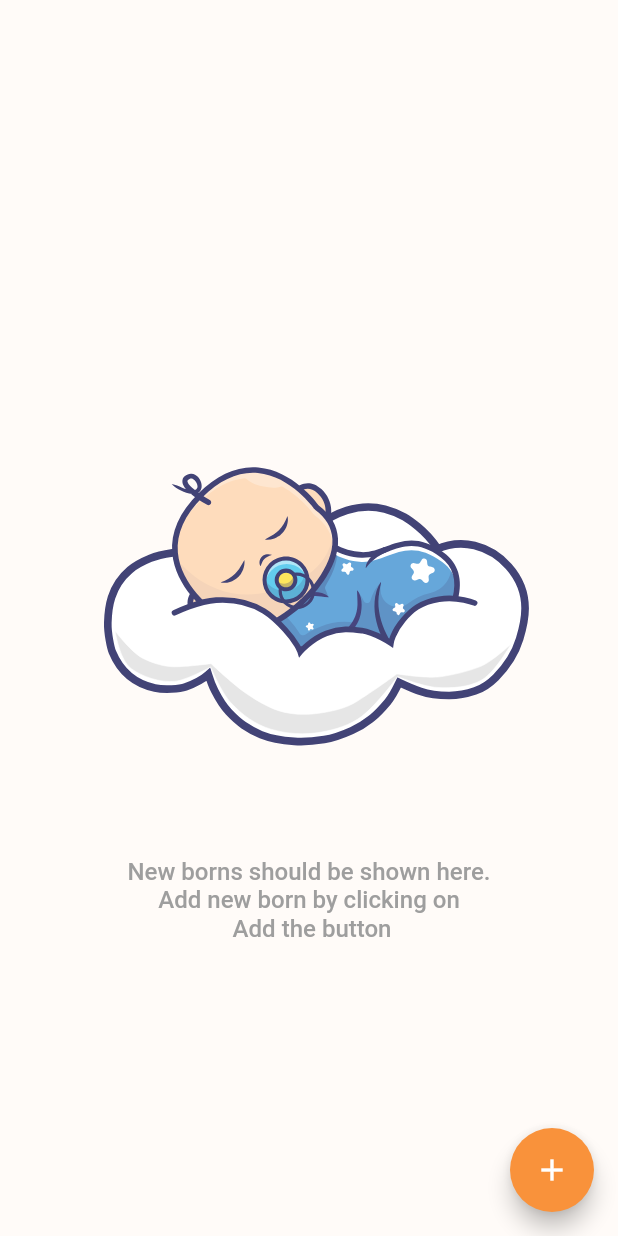
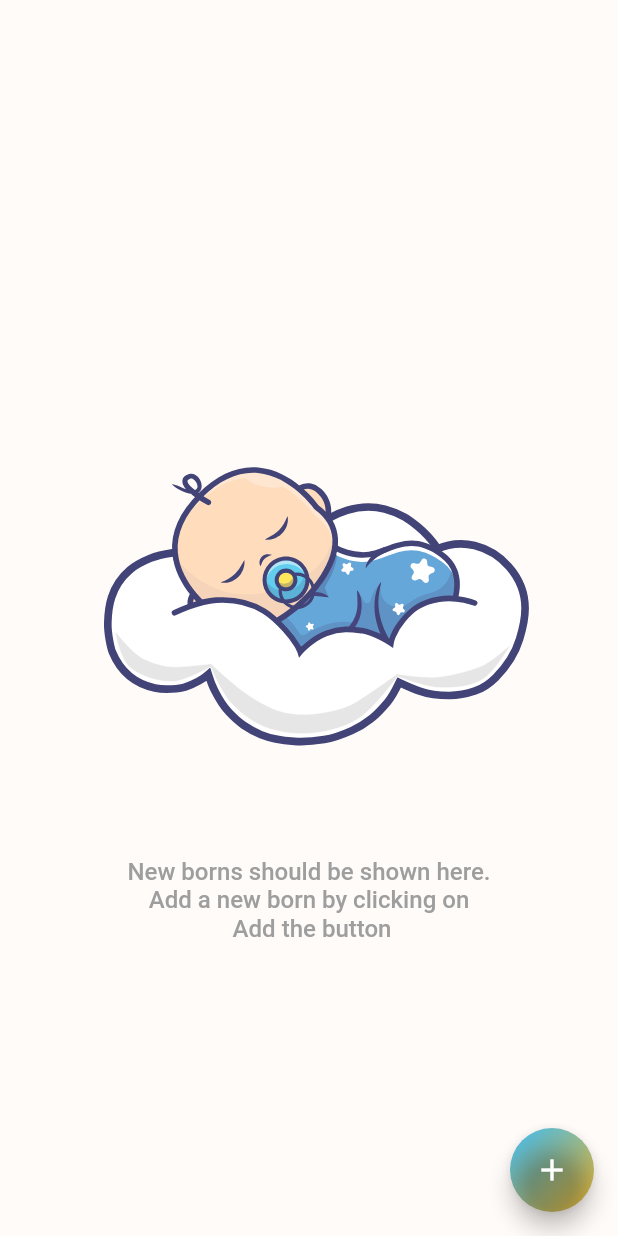
Before and after one commit to daveedson/test_application, a Flutter app: the HomeScreen screen opened by its route, on a phone screen of 412 x 824 dp. Run offline on Flutter 3.47's test engine with Material 2 defaults, Android fonts, the phone set to English and light mode, and no system bars; our stand-ins replace flutter_screenutil, get, lottie, shared_preferences, simple_animations, supercharged; accounts and stored records are empty.

Commit message:
created home view model and some implentation

```diff
--- a/lib/main.dart
+++ b/lib/main.dart
@@ -38,7 +38,7 @@ class MyApp extends StatelessWidget {
 
           primarySwatch: Colors.blue,
         ),
-        initialRoute: HomeScreen.routeName,
+        initialRoute: SplashScreen.routeName,
         getPages: AppRouter.routes,
 
       ),
--- /dev/null
+++ b/lib/model/create_new_born_model.dart
@@ -0,0 +1,20 @@
+class CreateNewBornModel{
+
+final String name;
+final String gestation;
+final String gender;
+
+  CreateNewBornModel({required this.name, required this.gestation, required this.gender});
+
+  Map<String, dynamic> toJson() {
+   return  {
+        "type": "newborns",
+        "attributes": {
+            "name": name,
+            "gestation": gestation,
+            "gender": gender
+        }
+
+  };
+}
+}
--- a/lib/view/home_view.dart
+++ b/lib/view/home_view.dart
@@ -2,8 +2,10 @@
 
 import 'package:flutter/material.dart';
 import 'package:flutter_screenutil/flutter_screenutil.dart';
+import 'package:get/get.dart';
 import 'package:lottie/lottie.dart';
 import 'package:test_app/utils/Ui_helper.dart';
+import 'package:test_app/view_model/home_view_model.dart';
 
 import '../animations/bottom_up_animations.dart';
 import '../animations/slide_left_animation.dart';
@@ -21,14 +23,30 @@ class _HomeScreenState extends State<HomeScreen> {
   Widget build(BuildContext context) {
     return Scaffold(
       backgroundColor: Color(0xFFFFFBF8),
-      floatingActionButton: FloatingActionButton(
+      floatingActionButton: Container(
+        decoration: BoxDecoration(
+       gradient: LinearGradient(
+          begin: Alignment.topLeft,
+          end: Alignment.bottomRight,
+        colors: [
+        Colors.lightBlueAccent,
+        Colors.yellow.shade700,
+        ],
+    ),
+    shape: BoxShape.circle,
+        ),
+        child: FloatingActionButton(
             onPressed: () => showActionButtomSheet(context),
             child: Icon(
               Icons.add,
               color: Colors.white,
             ),
-          backgroundColor: Color(0xFFF9923B)),
-      body: Padding(
+            backgroundColor: Colors.transparent),
+      ),
+      body: GetBuilder<HomeViewModel>(
+      init: HomeViewModel(),
+        builder: (controller) {
+          return Padding(
             padding: EdgeInsets.symmetric(horizontal: 18.r, vertical: 15.r),
             child: Column(
               crossAxisAlignment: CrossAxisAlignment.center,
@@ -40,7 +58,7 @@ class _HomeScreenState extends State<HomeScreen> {
                     children: [
                       Lottie.asset("images/baby.json"),
                       Text(
-                    "New borns should be shown here.\nAdd new born by clicking on\n Add the button",
+                        "New borns should be shown here.\nAdd a new born by clicking on\n Add the button",
                         style: TextStyle(
                             color: Colors.grey,
                             fontSize: 16.sp,
@@ -52,6 +70,8 @@ class _HomeScreenState extends State<HomeScreen> {
                 ),
               ],
             ),
+          );
+        }
       ),
     );
   }
--- /dev/null
+++ b/lib/view_model/home_view_model.dart
@@ -0,0 +1,46 @@
+// ignore_for_file: unnecessary_null_comparison
+
+import 'dart:developer';
+
+import 'package:flutter/material.dart';
+import 'package:get/get.dart';
+import 'package:test_app/config/api_service.dart';
+import 'package:test_app/config/services/local/implementation/local_cache_implementation.dart';
+import 'package:test_app/model/create_new_born_model.dart';
+import 'package:test_app/utils/Ui_helper.dart';
+
+class HomeViewModel extends GetxController {
+  String? name;
+  String? gender;
+  String? gestation;
+  TextEditingController? childNameController;
+  TextEditingController? genderController;
+  LocalCacheImplementation localCacheImplementation =
+      LocalCacheImplementation();
+  @override
+  void onInit() {
+    childNameController = TextEditingController();
+    genderController = TextEditingController();
+    super.onInit();
+  }
+
+  createNewBorn() async {
+    CreateNewBornModel newBorn = CreateNewBornModel(
+      gender: gender!,
+      name: name!,
+      gestation: gestation!,
+    );
+
+    var newBornData = newBorn.toJson();
+    log(newBornData.toString());
+    var userToken = await localCacheImplementation.getStringValue("Token");
+
+    var response = ApiService().post("api/v1/newborns",data: newBornData,header: {'Authorization': 'Bearer $userToken'});
+
+    if(response != null){
+        print("--New born Created Successfully");
+    }else{
+       UiHelper.errorMessage("Something went wrong");
+    }
+  }
+}
```
Also changed, not shown: lib/config/api_service.dart (+6 -1 lines), lib/config/services/local/implementation/local_cache_implementation.dart (+25 -6 lines), lib/config/services/local/repositores/local_cache.dart (+8 -2 lines), lib/view/splash_screen_view.dart (+13 -1 lines), lib/view_model/login_view_model.dart (+13 -9 lines), lib/view_model/sign_up_view_model.dart (+7 -5 lines). Lines whose indentation alone changed are shown as unchanged.
